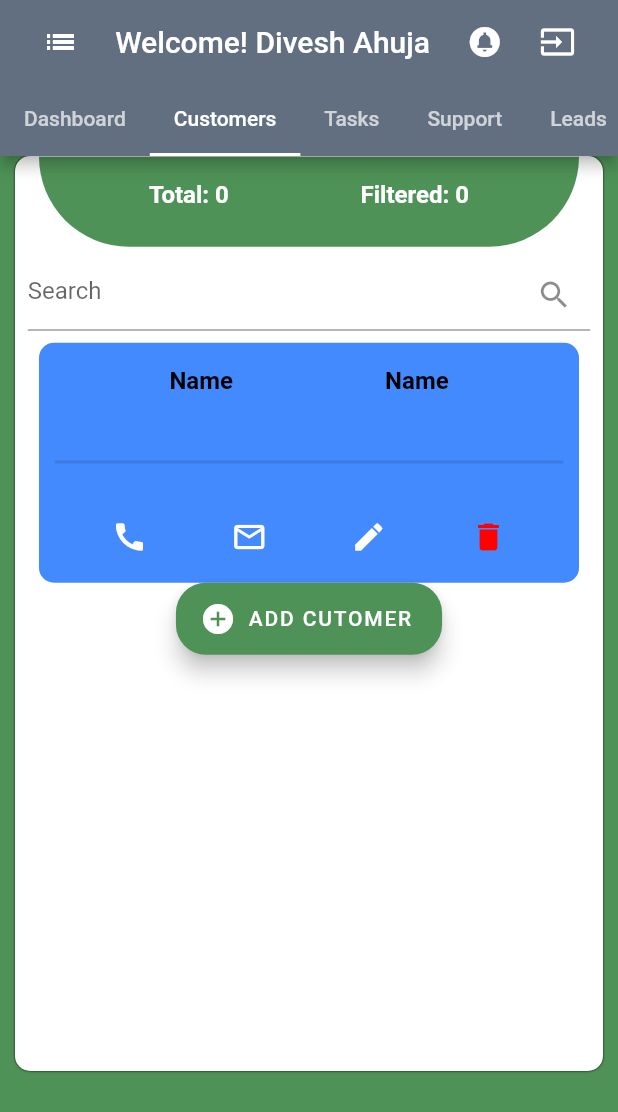
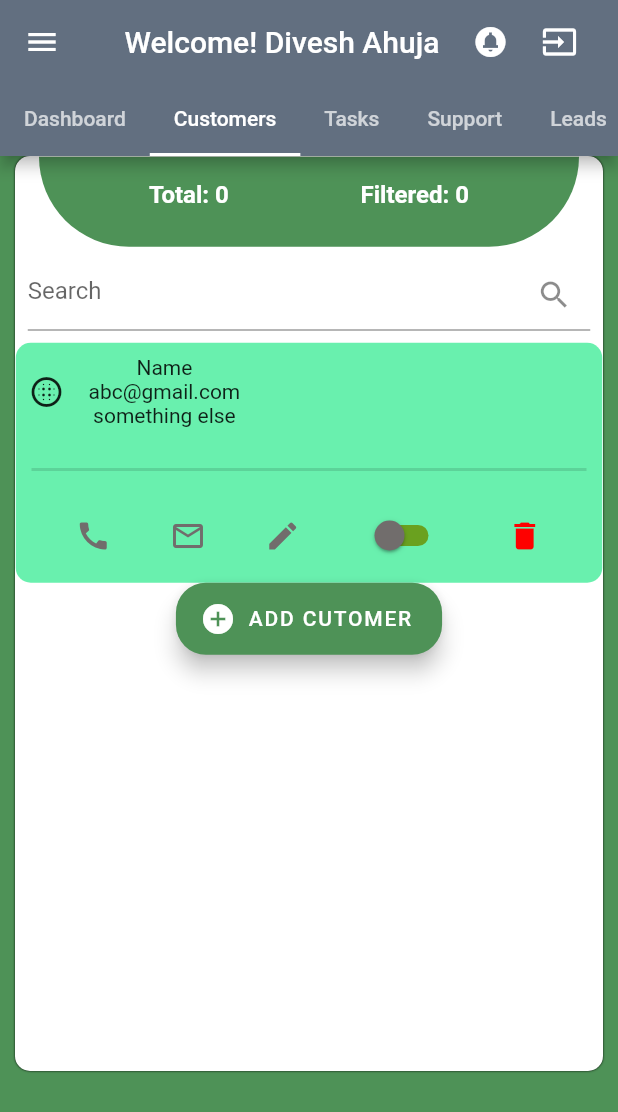
Before and after one commit to mtayyabpro/furqanhosp, a Flutter app: the screen it shows after launch, on a phone screen of 412 x 824 dp. Shown: the top 1112 px of the screen. Run offline on Flutter 3.47's test engine with Material 2 defaults, Android fonts, the light colour scheme and no system bars.

Commit message:
updated 14.05.23 08.34 PM

```diff
--- a/lib/customers.dart
+++ b/lib/customers.dart
@@ -1,4 +1,6 @@
 import 'package:flutter/material.dart';
+
+import 'switch screen.dart';
 //import 'package:flutter/src/painting/border_radius.dart';
 
 class customers extends StatelessWidget {
@@ -104,9 +106,9 @@ class customers extends StatelessWidget {
               ),
               Container(
                 height: 160,
-                width: 360,
+
                 decoration: BoxDecoration(
-                  color:Colors.blueAccent,
+                  color:Colors.greenAccent,
                   borderRadius: BorderRadius.circular(10),
                   border: Border.all(
                     width: 0.5,
@@ -125,41 +127,13 @@ class customers extends StatelessWidget {
 
                   children: [
                     Row(
-                      mainAxisAlignment: MainAxisAlignment.spaceEvenly,
-                      children: [
-                        Padding(
-                          padding: const EdgeInsets.all(15.0),
-                          child: Column(
-                            children: [
-                              Text("Name", style: TextStyle(fontSize: 16,fontWeight: FontWeight.w700,color: Colors.black),),
-                            ],
-                          ),
-                        ),
-                        Padding(
-                          padding: const EdgeInsets.all(15.0),
-                          child: Column(
-                            children: [
-                              Text("Name", style: TextStyle(fontSize: 16,fontWeight: FontWeight.w700,color: Colors.black),),
-                            ],
-                          ),
-                        )
-                      ],
-
-                    ),
-                    Divider(
-                      thickness: 2,
-                      height: 60,
-                      indent: 10,
-                      endIndent: 10,
-                    ),
-                    Row(
-                      mainAxisAlignment: MainAxisAlignment.spaceEvenly,
+                      mainAxisAlignment: MainAxisAlignment.start,
                       children: [
                         Padding(
                           padding: const EdgeInsets.all(8.0),
                           child: Column(
                             children: [
-                              Icon(Icons.call, color: Colors.white,),
+                              Icon(Icons.blur_circular)
                             ],
                           ),
                         ),
@@ -167,25 +141,46 @@ class customers extends StatelessWidget {
                           padding: const EdgeInsets.all(8.0),
                           child: Column(
                             children: [
-                              Icon(Icons.mail_outline, color: Colors.white,),
+                              Text("Name"),
+                              Text("abc@gmail.com"),
+                              Text("something else")
                             ],
                           ),
                         ),
-                        Padding(
-                          padding: const EdgeInsets.all(8.0),
-                          child: Column(
+
+                      ],
+
+                    ),
+                    Divider(
+
+                      thickness: 2,
+                      height: 40,
+                      indent: 10,
+                      endIndent: 10,
+                    ),
+                    Row(
+                      mainAxisAlignment: MainAxisAlignment.spaceEvenly,
                       children: [
-                              Icon(Icons.edit, color: Colors.white,),
+                        Column(
+                          children: [
+                            Icon(Icons.call, color: Color(0xff716d6c),),
                           ],
                         ),
+                        Column(
+                          children: [
+                            Icon(Icons.mail_outline, color: Color(0xff716d6c),),
+                          ],
                         ),
-                        Padding(
-                          padding: const EdgeInsets.all(8.0),
-                          child: Column(
+                        Column(
+                          children: [
+                            Icon(Icons.edit, color: Color(0xff716d6c),),
+                          ],
+                        ),
+                        SwitchScreen(),
+                        Column(
                           children: [
                             Icon(Icons.delete, color: Color(0xfffe0100),),
                           ],
-                          ),
                         )
                       ],
                     )
--- a/lib/pg1.dart
+++ b/lib/pg1.dart
@@ -3,6 +3,7 @@ import 'package:flutter/src/widgets/scroll_physics.dart';
 import 'package:flutter/widgets.dart';
 import 'package:perfex/customers.dart';
 import 'package:perfex/leads.dart';
+import 'package:perfex/sales.dart';
 import 'package:perfex/support.dart';
 import 'tasks.dart';
 
@@ -26,6 +27,37 @@ class _pg1State extends State<pg1> {
       initialIndex: 1,
       length: 5,
       child: Scaffold(
+        drawer: Drawer(
+          child: Column(
+            mainAxisSize: MainAxisSize.max,
+            children: [
+              UserAccountsDrawerHeader(
+                  accountName: Text("Welcom Divesh Ahuja"),
+                  accountEmail: Text("mtayyabpro@gmail.com"),
+                currentAccountPicture: CircleAvatar(
+                  child: Text("p"),
+                ),
+              ),
+              ListTile(
+                leading: Icon(Icons.shopping_bag),
+                title: Text("Sales"),
+                onTap: (){
+                  Navigator.of(context).push(MaterialPageRoute(
+                     builder: (context) => sales(),
+                  ));
+                },
+                enabled: true,
+              ),
+              ListTile(
+                leading: Icon(Icons.settings),
+                title: Text("Settings"),
+                enabled: true,
+                //selected: true,
+              )
+
+            ],
+          ),
+        ),
           backgroundColor: Color(0xffEFE6F7),
           appBar: AppBar(
             backgroundColor: Color(0xff626f80),
@@ -38,12 +70,7 @@ class _pg1State extends State<pg1> {
                 Row(
                   mainAxisAlignment: MainAxisAlignment.spaceAround,
                   children: [
-                    Column(
-                      crossAxisAlignment: CrossAxisAlignment.end,
-                      children: [
-                        Icon(Icons.list_outlined),
-                      ],
-                    ),
+
                     Column(
                       crossAxisAlignment: CrossAxisAlignment.start,
                       children: [
```
Also changed, not shown: lib/sales.dart (added, +236 -0 lines), lib/switch screen.dart (added, +48 -0 lines). Lines whose indentation alone changed are shown as unchanged.
